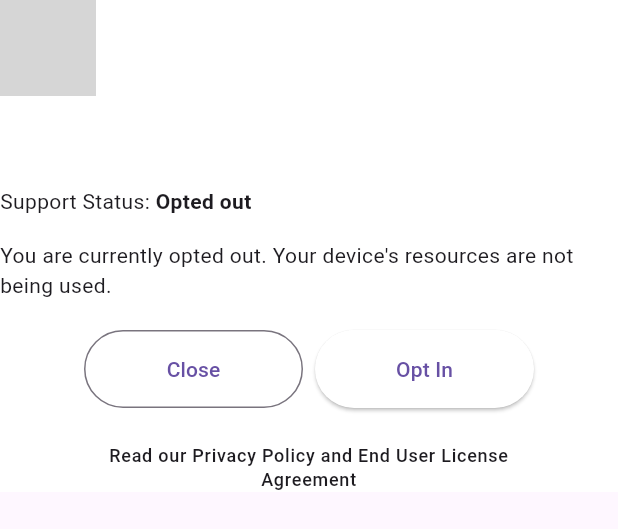
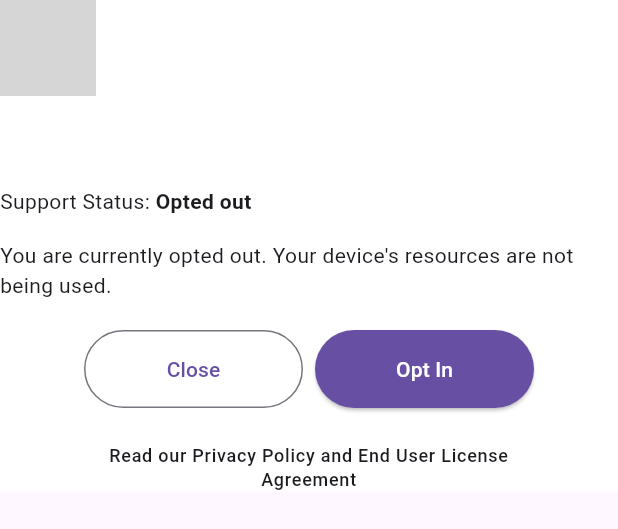
Before and after one commit to mellowtel-inc/mellowtel-flutter, a Flutter app: the ConsentSettingsDialog widget shown alone on an empty page, opened directly with empty values, on a phone screen of 412 x 824 dp. Shown: the top 529 px of the screen. Run offline on Flutter 3.47's test engine with Material 3 defaults, Android fonts, the phone set to English and light mode, and no system bars; our stand-ins replace shared_preferences, url_launcher_web; missing offline and left inert: flutter_inappwebview, html2md, shared_preferences_web; accounts and stored records are empty; grey boxes are pictures that could not be loaded.

Commit message:
(feat): rename extension to app

```diff
--- a/lib/src/ui/consent_settings_dailog.dart
+++ b/lib/src/ui/consent_settings_dailog.dart
@@ -22,7 +22,7 @@ class ConsentSettingsDialog extends StatefulWidget {
     required this.initiallyOptedIn,
     required this.onOptIn,
     required this.onOptOut,
-  }): super(key: key);
+  }) : super(key: key);
 
   @override
   ConsentSettingsDialogState createState() => ConsentSettingsDialogState();
@@ -150,11 +150,11 @@ class ConsentSettingsDialogState extends State<ConsentSettingsDialog> {
   String _getInformationText() {
     switch (_state) {
       case ContainerState.optedIn:
-        return "Mellowtel is an open-source library that lets you share your unused internet with trusted Al labs & startups who use it to train their models. The developer of this extension gets a small share of the revenue. It helps maintain this extension free and available. Mellowtel shares your bandwidth only. Security and privacy are 100% guaranteed. It doesn't collect, share, or sell personal information (not even anonymized data).";
+        return "Mellowtel is an open-source library that lets you share your unused internet with trusted Al labs & startups who use it to train their models. The developer of this app gets a small share of the revenue. It helps maintain this app free and available. Mellowtel shares your bandwidth only. Security and privacy are 100% guaranteed. It doesn't collect, share, or sell personal information (not even anonymized data).";
       case ContainerState.optedOut:
         return 'You are currently opted out. Your device\'s resources are not being used.';
       case ContainerState.confirmOptOut:
-        return 'Mellowtel is used by hundreds of thousands of users around the world. By remaining opted in, you will join this growing network of users. Security, privacy and speed of browsing are 100% guaranteed.\n\nOpting-out might negatively affect the quality of the service offered by this extension. Please consider opting-in to help keep this extension free and available.';
+        return 'Mellowtel is used by hundreds of thousands of users around the world. By remaining opted in, you will join this growing network of users. Security, privacy and speed of browsing are 100% guaranteed.\n\nOpting-out might negatively affect the quality of the service offered by this app. Please consider opting-in to help keep this app free and available.';
     }
   }
 
@@ -219,8 +219,8 @@ class ConsentSettingsDialogState extends State<ConsentSettingsDialog> {
                   });
                 },
                 style: ElevatedButton.styleFrom(
-                  onSurface: Theme.of(context).primaryColor,
-                  primary: Theme.of(context).colorScheme.onPrimary,
+                  primary: Theme.of(context).primaryColor,
+                  onPrimary: Theme.of(context).colorScheme.onPrimary,
                   padding: const EdgeInsets.symmetric(
                     horizontal: 16.0,
                     vertical: 16.0,
@@ -257,8 +257,8 @@ class ConsentSettingsDialogState extends State<ConsentSettingsDialog> {
                   Navigator.pop(context);
                 },
                 style: ElevatedButton.styleFrom(
-                  onSurface: Theme.of(context).primaryColor,
-                  primary: Theme.of(context).colorScheme.onPrimary,
+                  primary: Theme.of(context).primaryColor,
+                  onPrimary: Theme.of(context).colorScheme.onPrimary,
                   padding: const EdgeInsets.symmetric(
                     horizontal: 16.0,
                     vertical: 16.0,
@@ -294,8 +294,8 @@ class ConsentSettingsDialogState extends State<ConsentSettingsDialog> {
                   Navigator.pop(context);
                 },
                 style: ElevatedButton.styleFrom(
-                  onSurface: Theme.of(context).primaryColor,
-                  primary: Theme.of(context).colorScheme.onPrimary,
+                  primary: Theme.of(context).primaryColor,
+                  onPrimary: Theme.of(context).colorScheme.onPrimary,
                   padding: const EdgeInsets.symmetric(
                     horizontal: 16.0,
                     vertical: 16.0,
```
